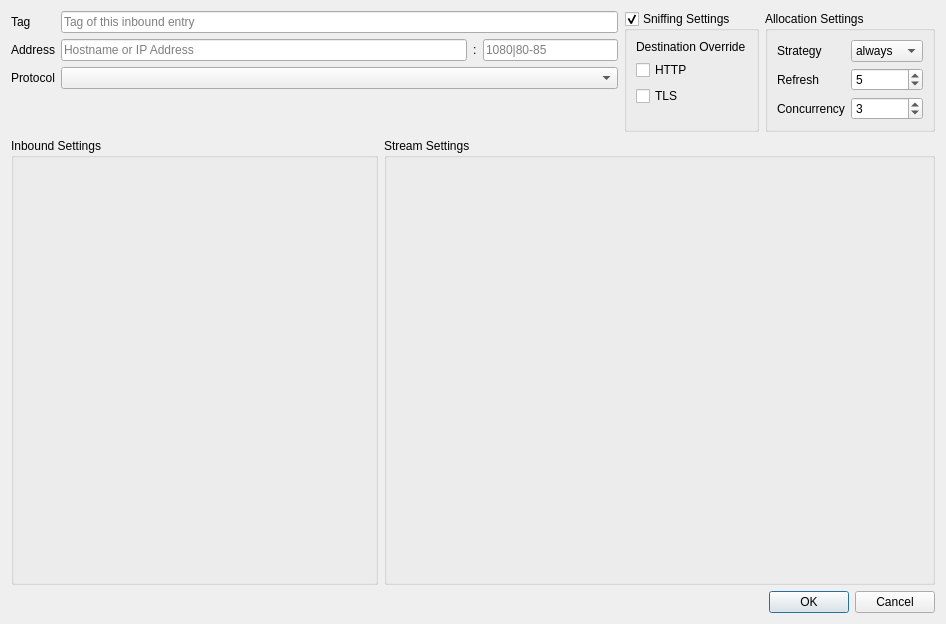
Above: src/ui/widgets/editors/w_InboundEditor.ui from Qv2ray/Qv2ray before the change. Below: the same form after it.
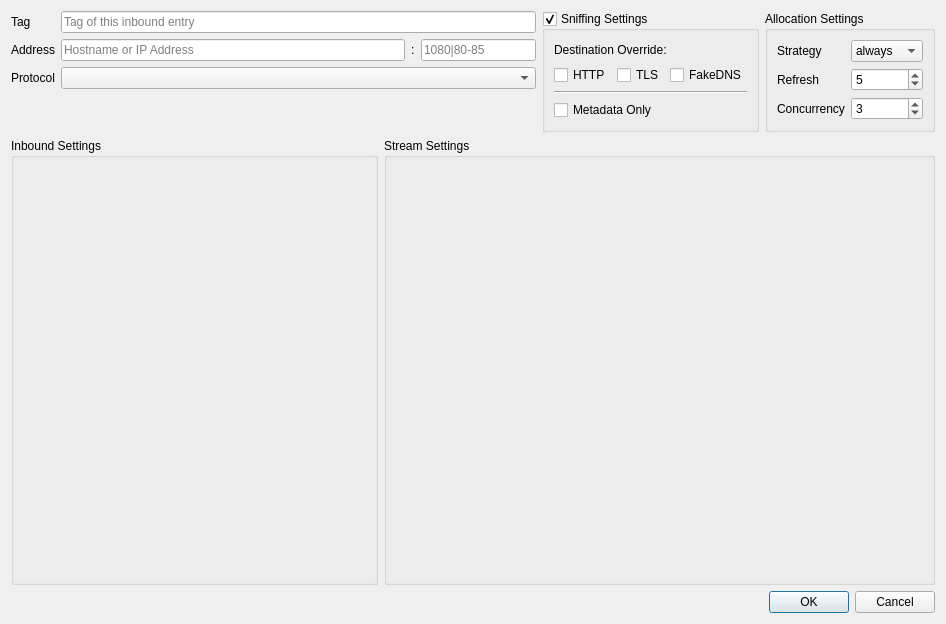
That is the form after the change.

Patch:
```diff
--- a/src/ui/widgets/editors/w_InboundEditor.ui
+++ b/src/ui/widgets/editors/w_InboundEditor.ui
@@ -103,28 +103,49 @@
        <property name="checkable">
         <bool>true</bool>
        </property>
-       <layout class="QFormLayout" name="formLayout">
-        <item row="0" column="0" colspan="2">
+       <layout class="QGridLayout" name="gridLayout_5">
+        <item row="2" column="0" colspan="3">
+         <widget class="Line" name="line">
+          <property name="orientation">
+           <enum>Qt::Horizontal</enum>
+          </property>
+         </widget>
+        </item>
+        <item row="1" column="2">
+         <widget class="QCheckBox" name="sniffFakeDNSCB">
+          <property name="text">
+           <string>FakeDNS</string>
+          </property>
+         </widget>
+        </item>
+        <item row="0" column="0" colspan="3">
          <widget class="QLabel" name="label_5">
           <property name="text">
-           <string>Destination Override</string>
+           <string>Destination Override:</string>
           </property>
          </widget>
         </item>
-        <item row="1" column="0" colspan="2">
+        <item row="1" column="0">
          <widget class="QCheckBox" name="sniffHTTPCB">
           <property name="text">
            <string notr="true">HTTP</string>
           </property>
          </widget>
         </item>
-        <item row="2" column="0" colspan="2">
+        <item row="1" column="1">
          <widget class="QCheckBox" name="sniffTLSCB">
           <property name="text">
            <string notr="true">TLS</string>
           </property>
          </widget>
         </item>
+        <item row="3" column="0" colspan="3">
+         <widget class="QCheckBox" name="sniffMetaDataOnlyCB">
+          <property name="text">
+           <string>Metadata Only</string>
+          </property>
+         </widget>
+        </item>
        </layout>
       </widget>
      </item>
```
